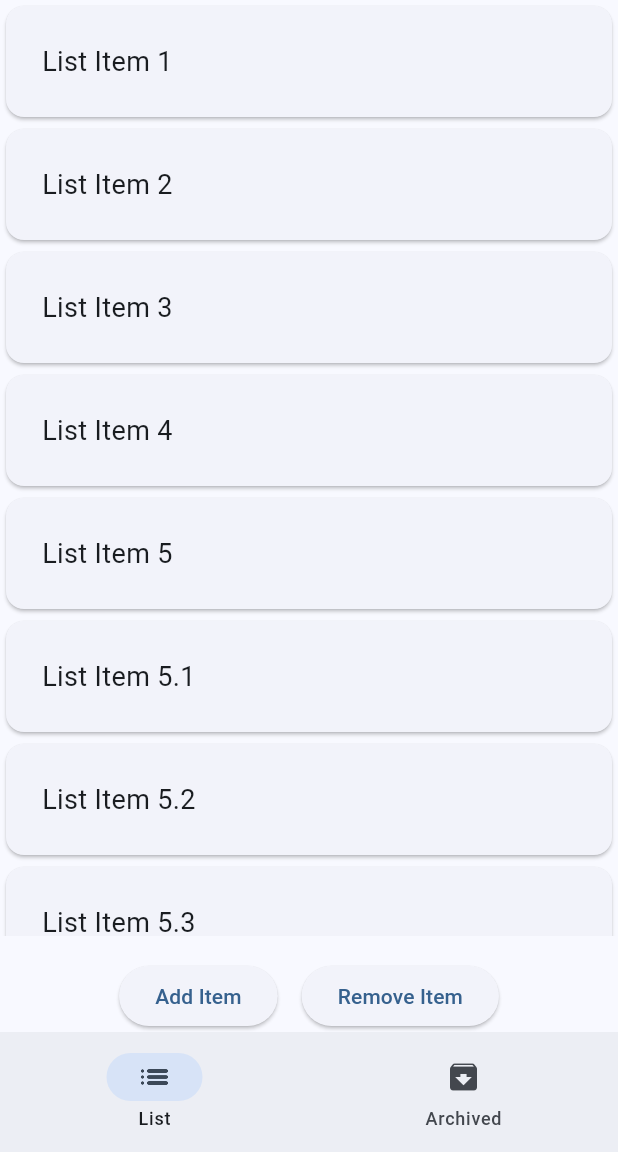
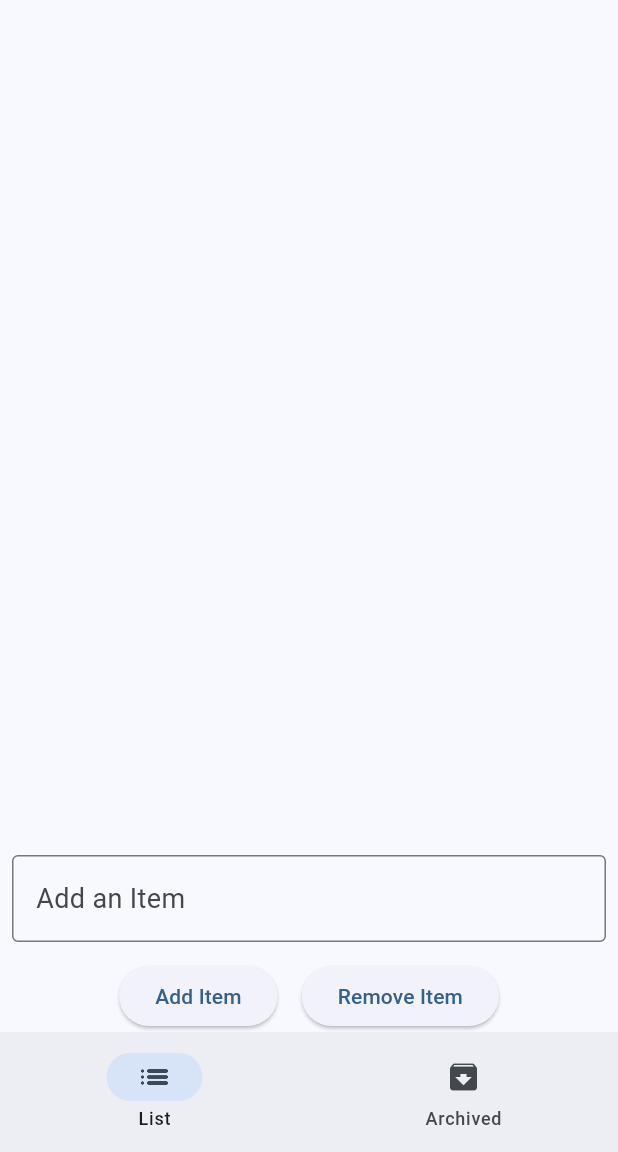
Before and after one commit to siobe34/todo-flutter, a Flutter app: the screen it shows after launch, on a phone screen of 412 x 824 dp, the part 84-1236 px from its top. Run offline on Flutter 3.47's test engine with Material 2 defaults, Android fonts, the phone set to English and light mode, and no system bars.

Commit message:
TextController & functionality for addItem button

```diff
--- a/lib/pages/home.dart
+++ b/lib/pages/home.dart
@@ -4,12 +4,30 @@ import 'package:provider/provider.dart';
 import 'package:todo_app/main.dart';
 import 'package:todo_app/widgets/listitem.dart';
 
-class HomePage extends StatelessWidget {
+class HomePage extends StatefulWidget {
   const HomePage({super.key});
+
+  @override
+  State<HomePage> createState() => _HomePageState();
+}
+
+class _HomePageState extends State<HomePage> {
+  final TextEditingController listController = TextEditingController();
+
+  @override
+  void dispose() {
+    listController.dispose();
+    super.dispose();
+  }
 
   @override
   Widget build(BuildContext context) {
     var appState = context.watch<AppState>();
+    var theme = Theme.of(context);
+    var inputStyle = theme.textTheme.bodyMedium!.copyWith(
+      color: theme.colorScheme.primary,
+      fontSize: 18,
+    );
 
     return Scaffold(
       appBar: AppBar(
@@ -21,25 +39,29 @@ class HomePage extends StatelessWidget {
           Expanded(
             child: ListView(
               children: [
-                const ListItem(text: 'List Item 1'),
-                const ListItem(text: 'List Item 2'),
-                const ListItem(text: 'List Item 3'),
-                const ListItem(text: 'List Item 4'),
-                const ListItem(text: 'List Item 5'),
-                const ListItem(text: 'List Item 5.1'),
-                const ListItem(text: 'List Item 5.2'),
-                const ListItem(text: 'List Item 5.3'),
                 for (var item in appState.currentList) ListItem(text: item),
               ],
             ),
           ),
           const SizedBox(height: 16),
+          Padding(
+            padding: const EdgeInsets.all(8.0),
+            child: TextField(
+              controller: listController,
+              style: inputStyle,
+              decoration: const InputDecoration(
+                border: OutlineInputBorder(),
+                hintText: 'Add an Item',
+              ),
+            ),
+          ),
+          const SizedBox(height: 4),
           Row(
             mainAxisAlignment: MainAxisAlignment.center,
             children: [
               ElevatedButton(
                 onPressed: () {
-                  appState.addItem('List Item 6');
+                  appState.addItem(listController.text);
                 },
                 child: const Text("Add Item"),
               ),
```
